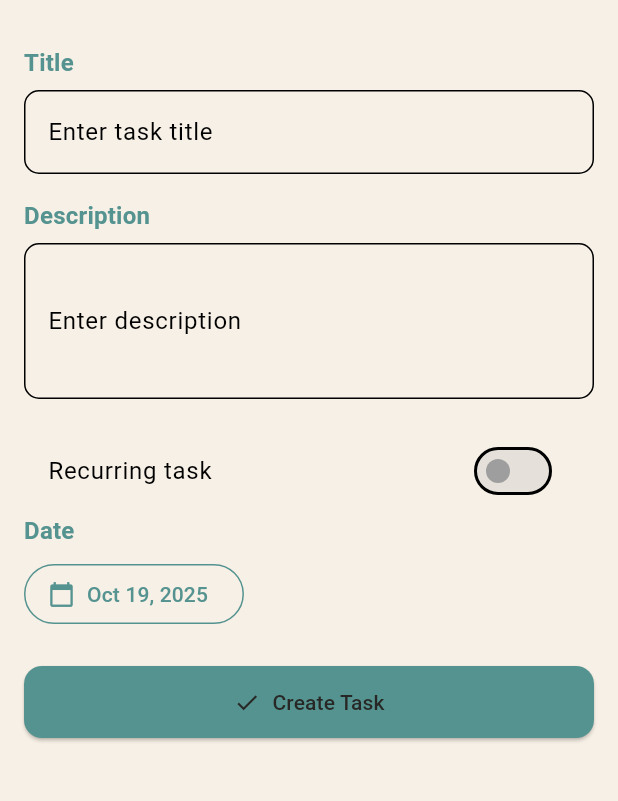
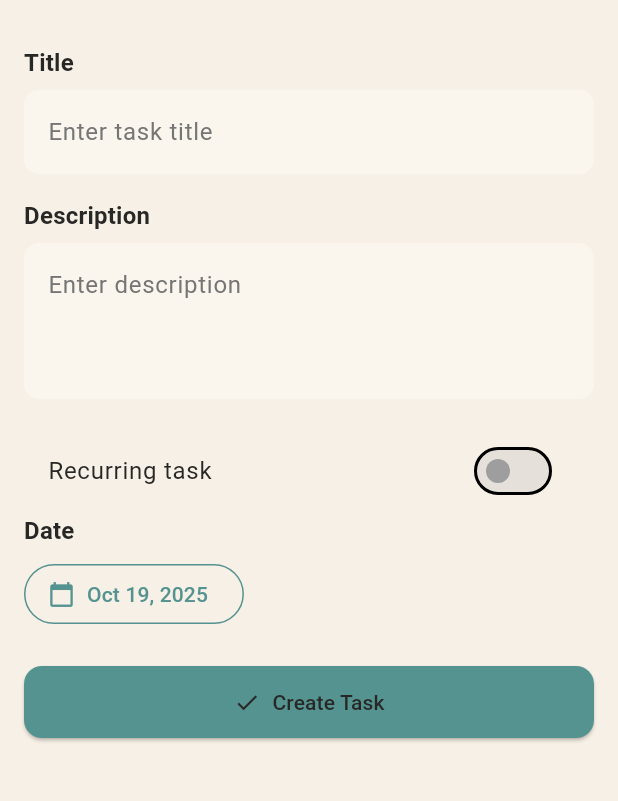
Before and after one commit to Club-Team/planner, a Flutter app: the EditTaskScreen screen opened directly, on a phone screen of 412 x 824 dp, the part 63-864 px from its top. Run offline on Flutter 3.47's test engine with Material 3 defaults, Android fonts, the phone set to English and light mode, and no system bars; our stand-ins replace image_picker, shared_preferences, sqflite, sqflite_common_ffi; accounts and stored records are empty.

Commit message:
fix style of edit task page

```diff
--- a/lib/screens/edit_task_screen.dart
+++ b/lib/screens/edit_task_screen.dart
@@ -187,7 +187,6 @@ class _EditTaskScreenState extends State<EditTaskScreen> {
                       .toList(),
                   onChanged: (val) => setState(
                       () => _recurrenceType = val ?? RecurrenceType.none),
-                  decoration: _inputDecoration('Recurrence type', theme),
                 ),
                 if (_recurrenceType == RecurrenceType.specificWeekDays) ...[
                   const SizedBox(height: 10),
@@ -251,6 +250,7 @@ class _EditTaskScreenState extends State<EditTaskScreen> {
       filled: base.filled,
       fillColor: base.fillColor,
       contentPadding: base.contentPadding,
+      alignLabelWithHint: true, // aligns label to top-left
     );
   }
 
@@ -262,7 +262,7 @@ class _EditTaskScreenState extends State<EditTaskScreen> {
           text,
           style: textTheme.titleMedium?.copyWith(
             fontWeight: FontWeight.bold,
-            color: colorScheme.primary,
+            color: Theme.of(context).textTheme.bodyMedium?.color,
           ),
         ),
       );
--- a/lib/themes/dark_theme.dart
+++ b/lib/themes/dark_theme.dart
@@ -53,12 +53,18 @@ class DarkAppTheme {
         }
         return Colors.transparent;
       }),
-    )
-    ,
+    ),
+    listTileTheme: ListTileThemeData(
+      textColor: Colors.white70, // title text color for all ListTiles & SwitchListTiles
+    ),
     inputDecorationTheme: InputDecorationTheme(
-      border: OutlineInputBorder(
+      filled: true,
+      fillColor: const Color(0xFF1E1E1E),
+      hintStyle: TextStyle(color: Colors.grey[400]),
+      labelStyle: TextStyle(color: Colors.grey[600]),
+      enabledBorder: OutlineInputBorder(
         borderRadius: BorderRadius.circular(10),
-        borderSide: BorderSide(color: primaryColor),
+        borderSide: BorderSide(color: Colors.transparent),
       ),
       focusedBorder: OutlineInputBorder(
         borderRadius: BorderRadius.circular(10),
--- a/lib/themes/light_theme.dart
+++ b/lib/themes/light_theme.dart
@@ -51,13 +51,20 @@ class AppTheme {
         if (states.contains(MaterialState.pressed)) {
           return primaryColor.withOpacity(0.3); // Ripple when pressed (slightly stronger)
         }
-        return Colors.transparent;
+        return Color.fromRGBO(39, 39, 37, 1.0);
       }),
     ),
+    listTileTheme: ListTileThemeData(
+      textColor: Color.fromRGBO(39, 39, 37, 1.0), // title text color for all ListTiles & SwitchListTiles
+    ),
     inputDecorationTheme: InputDecorationTheme(
-      border: OutlineInputBorder(
+      filled: true,
+      fillColor: Color.fromRGBO(250, 246, 237, 1.0),
+      hintStyle: TextStyle(color: Colors.grey[400]),
+      labelStyle: TextStyle(color: Colors.grey[600]),
+      enabledBorder: OutlineInputBorder(
         borderRadius: BorderRadius.circular(10),
-        borderSide: BorderSide(color: primaryColor),
+        borderSide: BorderSide(color: Colors.transparent),
       ),
       focusedBorder: OutlineInputBorder(
         borderRadius: BorderRadius.circular(10),
```
